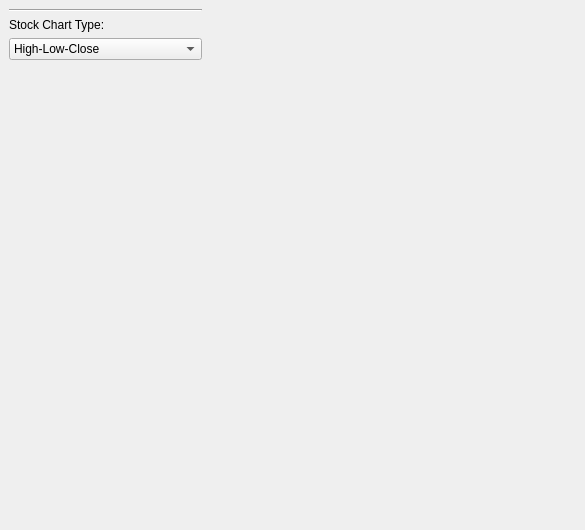
Qt form examples/Stock/Advanced/mainwindow.ui (KDAB/KDChart) before a commit.
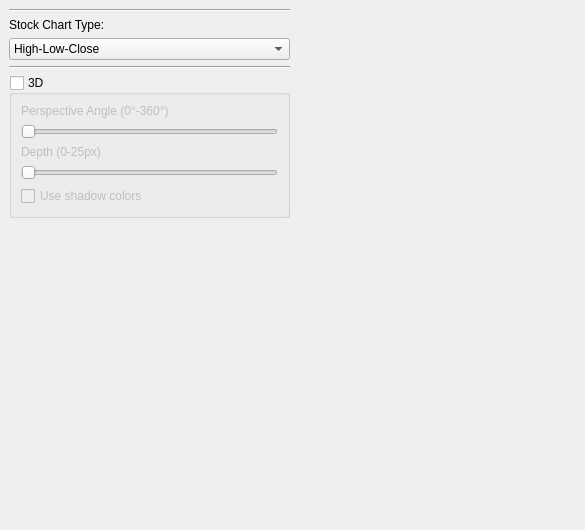
The same form after that commit. Icons and pictures are not drawn.

Commit message: Extend the adjustable chart properties and add a switch to turn 3D rendering on/off

Diff of the .ui file:
```diff
--- a/examples/Stock/Advanced/mainwindow.ui
+++ b/examples/Stock/Advanced/mainwindow.ui
@@ -65,6 +65,69 @@
        </item>
       </widget>
      </item>
+     <item>
+      <widget class="Line" name="line_2" >
+       <property name="orientation" >
+        <enum>Qt::Horizontal</enum>
+       </property>
+      </widget>
+     </item>
+     <item>
+      <widget class="QGroupBox" name="threeDProperties" >
+       <property name="title" >
+        <string>3D</string>
+       </property>
+       <property name="checkable" >
+        <bool>true</bool>
+       </property>
+       <property name="checked" >
+        <bool>false</bool>
+       </property>
+       <layout class="QGridLayout" name="gridLayout" >
+        <item row="0" column="0" >
+         <widget class="QLabel" name="label" >
+          <property name="text" >
+           <string>Perspective Angle (0°-360°)</string>
+          </property>
+         </widget>
+        </item>
+        <item row="1" column="0" >
+         <widget class="QSlider" name="perspectiveAngle" >
+          <property name="maximum" >
+           <number>360</number>
+          </property>
+          <property name="orientation" >
+           <enum>Qt::Horizontal</enum>
+          </property>
+         </widget>
+        </item>
+        <item row="4" column="0" >
+         <widget class="QCheckBox" name="useShadowColors" >
+          <property name="text" >
+           <string>Use shadow colors</string>
+          </property>
+         </widget>
+        </item>
+        <item row="3" column="0" >
+         <widget class="QSlider" name="perspectiveDepth" >
+          <property name="maximum" >
+           <number>25</number>
+          </property>
+          <property name="orientation" >
+           <enum>Qt::Horizontal</enum>
+          </property>
+         </widget>
+        </item>
+        <item row="2" column="0" >
+         <widget class="QLabel" name="label_2" >
+          <property name="text" >
+           <string>Depth (0-25px)</string>
+          </property>
+         </widget>
+        </item>
+       </layout>
+      </widget>
+     </item>
      <item>
       <spacer>
        <property name="orientation" >
```
The commit also changes 2 other files.
